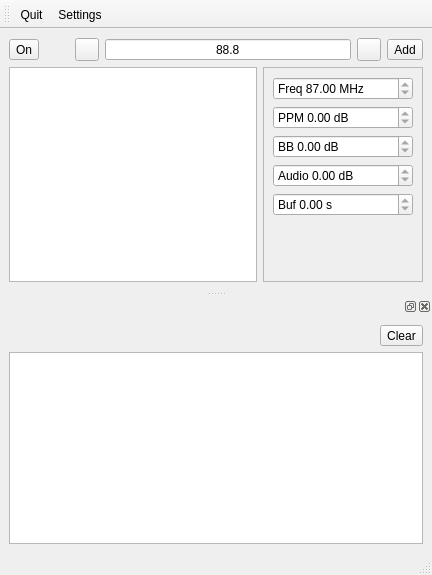
huseyinkozan/softfm-gui, file MainWindow.ui: the form before one commit.
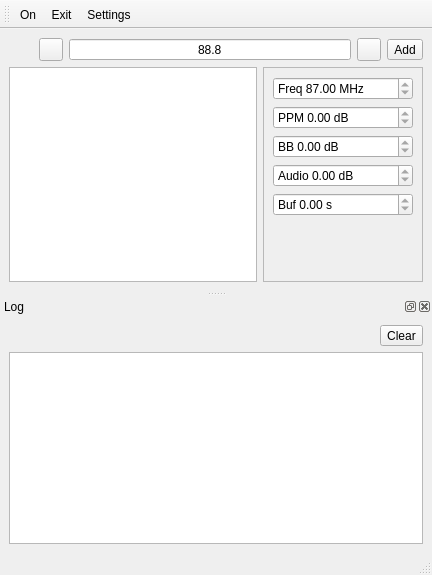
The form after the commit. Icons and pictures are not drawn.

Commit message: Organise toolbar

```diff
--- a/MainWindow.ui
+++ b/MainWindow.ui
@@ -17,23 +17,6 @@
    <layout class="QVBoxLayout" name="verticalLayout_2">
     <item>
      <layout class="QHBoxLayout" name="horizontalLayout">
-      <item>
-       <widget class="QToolButton" name="onButton">
-        <property name="text">
-         <string>On</string>
-        </property>
-        <property name="icon">
-         <iconset resource="resources/images/images.qrc">
-          <normaloff>:/images/icon.svg</normaloff>:/images/icon.svg</iconset>
-        </property>
-        <property name="checkable">
-         <bool>true</bool>
-        </property>
-        <property name="toolButtonStyle">
-         <enum>Qt::ToolButtonTextBesideIcon</enum>
-        </property>
-       </widget>
-      </item>
       <item>
        <widget class="QToolButton" name="stereoButton">
         <property name="enabled">
@@ -125,9 +108,6 @@
          <iconset resource="resources/images/images.qrc">
           <normaloff>:/images/add.svg</normaloff>:/images/add.svg</iconset>
         </property>
-        <property name="toolButtonStyle">
-         <enum>Qt::ToolButtonTextBesideIcon</enum>
-        </property>
        </widget>
       </item>
      </layout>
@@ -289,6 +269,9 @@
   </widget>
   <widget class="QStatusBar" name="statusbar"/>
   <widget class="QDockWidget" name="logDockWidget">
+   <property name="windowTitle">
+    <string>Log</string>
+   </property>
    <attribute name="dockWidgetArea">
     <number>8</number>
    </attribute>
@@ -331,6 +314,9 @@
    <property name="windowTitle">
     <string>toolBar</string>
    </property>
+   <property name="toolButtonStyle">
+    <enum>Qt::ToolButtonTextUnderIcon</enum>
+   </property>
    <property name="floatable">
     <bool>false</bool>
    </property>
@@ -340,7 +326,8 @@
    <attribute name="toolBarBreak">
     <bool>false</bool>
    </attribute>
-   <addaction name="actionQuit"/>
+   <addaction name="actionOn"/>
+   <addaction name="actionExit"/>
    <addaction name="actionSettings"/>
   </widget>
   <action name="actionSettings">
@@ -349,21 +336,36 @@
      <normaloff>:/images/settings.svg</normaloff>:/images/settings.svg</iconset>
    </property>
    <property name="text">
-    <string>Settings</string>
+    <string>&amp;Settings</string>
    </property>
   </action>
-  <action name="actionQuit">
+  <action name="actionExit">
    <property name="icon">
     <iconset resource="resources/images/images.qrc">
      <normaloff>:/images/exit.svg</normaloff>:/images/exit.svg</iconset>
    </property>
    <property name="text">
-    <string>Quit</string>
+    <string>&amp;Exit</string>
    </property>
    <property name="shortcut">
     <string>Ctrl+Q</string>
    </property>
   </action>
+  <action name="actionOn">
+   <property name="checkable">
+    <bool>true</bool>
+   </property>
+   <property name="icon">
+    <iconset resource="resources/images/images.qrc">
+     <normaloff>:/images/icon.svg</normaloff>:/images/icon.svg</iconset>
+   </property>
+   <property name="text">
+    <string>&amp;On</string>
+   </property>
+   <property name="shortcut">
+    <string>F5</string>
+   </property>
+  </action>
  </widget>
  <resources>
   <include location="resources/images/images.qrc"/>
```
The commit also changes 4 other files.
